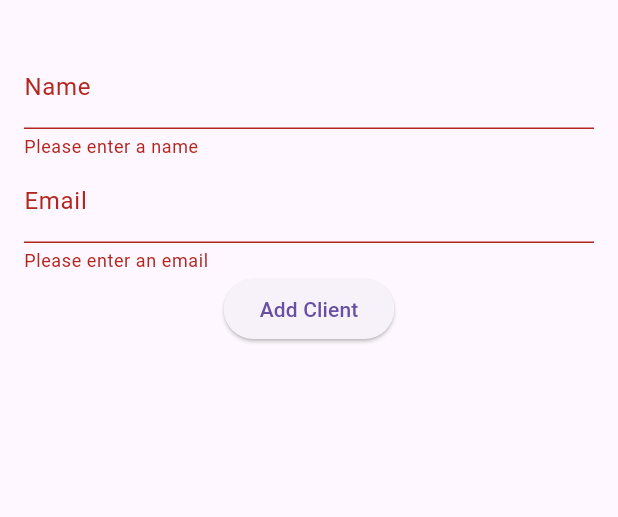
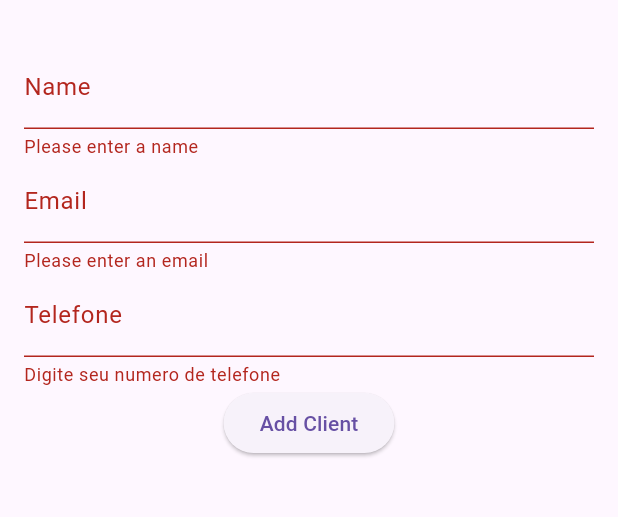
Before and after one commit to JoschaPMaliem/Sistema-De-Bilheteira, a Flutter app: the screen it shows after launch, after a tap on "Add Client", on a phone screen of 412 x 824 dp, the part 63-580 px from its top. Run offline on Flutter 3.47's test engine with Material 3 defaults, Android fonts, the light colour scheme and no system bars; our stand-ins replace sqflite; accounts and stored records are empty.

Commit message:
Second commit

```diff
--- a/sistema_bilheteira/lib/controller/cliente_controller.dart
+++ b/sistema_bilheteira/lib/controller/cliente_controller.dart
@@ -2,7 +2,6 @@
 import 'package:path/path.dart';
 import 'package:sistema_bilheteira/model/cliente_model.dart';
 import 'package:sqflite/sqflite.dart';
-
 
 class DatabaseHelper {
   static final DatabaseHelper _instance = DatabaseHelper._internal();
@@ -24,7 +23,7 @@ class DatabaseHelper {
       path,
       onCreate: (db, version) {
         return db.execute(
-          'CREATE TABLE clients(id INTEGER PRIMARY KEY AUTOINCREMENT, name TEXT, email TEXT)',
+          'CREATE TABLE clients(id INTEGER PRIMARY KEY, name TEXT, email TEXT, telefone TEXT)',
         );
       },
       version: 1,
@@ -33,7 +32,9 @@ class DatabaseHelper {
 
   Future<void> insertClient(Cliente cliente) async {
     final db = await database;
-    await db.insert('clients', cliente.toMap(), conflictAlgorithm: ConflictAlgorithm.replace);
+    cliente.id = DateTime.now().microsecondsSinceEpoch;
+    await db.insert('clients', cliente.toMap(),
+        conflictAlgorithm: ConflictAlgorithm.replace);
   }
 
   Future<List<Cliente>> clients() async {
@@ -44,7 +45,7 @@ class DatabaseHelper {
         id: maps[i]['id'],
         nome: maps[i]['name'],
         email: maps[i]['email'],
-      //  telefone: maps[i]['telefone'],
+        telefone: maps[i]['telefone'],
       );
     });
   }
--- a/sistema_bilheteira/lib/main.dart
+++ b/sistema_bilheteira/lib/main.dart
@@ -3,10 +3,10 @@ import 'package:flutter/material.dart';
 import 'package:sistema_bilheteira/view/cliente/cliente_view.dart';
 
 void main() {
-  runApp(ClientManagementApp());
+  runApp(BilheteiraApp());
 }
 
-class ClientManagementApp extends StatelessWidget {
+class BilheteiraApp extends StatelessWidget {
   @override
   Widget build(BuildContext context) {
     return MaterialApp(
@@ -14,7 +14,7 @@ class ClientManagementApp extends StatelessWidget {
       theme: ThemeData(
         primarySwatch: Colors.blue,
       ),
-      home: HomePage(),
+      home: HomePage_Cliente(),
     );
   }
 }
--- a/sistema_bilheteira/lib/model/cliente_model.dart
+++ b/sistema_bilheteira/lib/model/cliente_model.dart
@@ -1,36 +1,30 @@
-
 //import 'dart:ffi';
 
 class Cliente {
-  final int? id;
+  int? id;
   final String nome;
   final String email;
-  //final String telefone;
+  final String telefone;
 
-
-
-  Cliente(
-    //
-    // required this.telefone
-    {
-     this.id,
+  Cliente({
+    this.id,
     required this.nome,
     required this.email,
-   }
-  );
+    required this.telefone
+  });
 
-    Map<String, dynamic> toMap() {
+  Map<String, dynamic> toMap() {
     return {
       'id': id,
       'name': nome,
       'email': email,
-     // 'telefone': telefone
+      'telefone': telefone
     };
   }
 
-   @override
+  @override
   String toString() {
-    return 'Cliente{id: $id,  name: $nome, email: $email}';
+    return 'Cliente{id: $id,  name: $nome, email: $email, telefone: $telefone}';
     //
   }
 }
--- a/sistema_bilheteira/lib/view/cliente/cliente_view.dart
+++ b/sistema_bilheteira/lib/view/cliente/cliente_view.dart
@@ -1,18 +1,15 @@
-// lib/views/home_page.dart
 import 'package:flutter/material.dart';
 import 'package:sistema_bilheteira/controller/cliente_controller.dart';
 import 'package:sistema_bilheteira/model/cliente_model.dart';
 
-
-class HomePage extends StatefulWidget {
+class HomePage_Cliente extends StatefulWidget {
   @override
-  _HomePageState createState() => _HomePageState();
+  _HomePage_ClienteState createState() => _HomePage_ClienteState();
 }
 
-class _HomePageState extends State<HomePage> {
+class _HomePage_ClienteState extends State<HomePage_Cliente> {
   final DatabaseHelper _dbHelper = DatabaseHelper();
   final _formKey = GlobalKey<FormState>();
-  final _idController = TextEditingController();
   final _nameController = TextEditingController();
   final _emailController = TextEditingController();
   final _telefoneController = TextEditingController();
@@ -32,10 +29,9 @@ class _HomePageState extends State<HomePage> {
   }
 
   void _clearForm() {
-    //_idController.clear();
     _nameController.clear();
     _emailController.clear();
-    //_telefoneController.clear();
+    _telefoneController.clear();
   }
 
   @override
@@ -72,12 +68,23 @@ class _HomePageState extends State<HomePage> {
                       return null;
                     },
                   ),
-                 ElevatedButton(
+                  TextFormField(
+                    controller: _telefoneController,
+                    decoration: InputDecoration(labelText: 'Telefone'),
+                    validator: (value) {
+                      if (value == null || value.isEmpty) {
+                        return 'Digite seu numero de telefone';
+                      }
+                      return null;
+                    },
+                  ),
+                  ElevatedButton(
                     onPressed: () async {
                       if (_formKey.currentState!.validate()) {
                         final cliente = Cliente(
                           nome: _nameController.text,
                           email: _emailController.text,
+                          telefone: _telefoneController.text,
                         );
                         await _dbHelper.insertClient(cliente);
                         _clearForm();
@@ -94,8 +101,14 @@ class _HomePageState extends State<HomePage> {
                 itemCount: _cliente.length,
                 itemBuilder: (context, index) {
                   return ListTile(
-                    title: Text(_cliente[index].nome),
-                    subtitle: Text(_cliente[index].email),
+                    title: Text('${_cliente[index].id}: ${_cliente[index].nome}'),
+                    subtitle: Column(
+                      crossAxisAlignment: CrossAxisAlignment.start,
+                      children: [
+                        Text('Email: ${_cliente[index].email}'),
+                        Text('Telefone: ${_cliente[index].telefone}'),
+                      ],
+                    ),
                     trailing: Row(
                       mainAxisSize: MainAxisSize.min,
                       children: [
@@ -150,7 +163,7 @@ class _HomePageState extends State<HomePage> {
                                           id: _cliente[index].id,
                                           nome: _nameController.text,
                                           email: _emailController.text,
-                                        //  telefone: _telefoneController.text,
+                                          telefone: _telefoneController.text,
                                         );
                                         await _dbHelper.updateClient(updatedClient);
                                         _clearForm();
```
